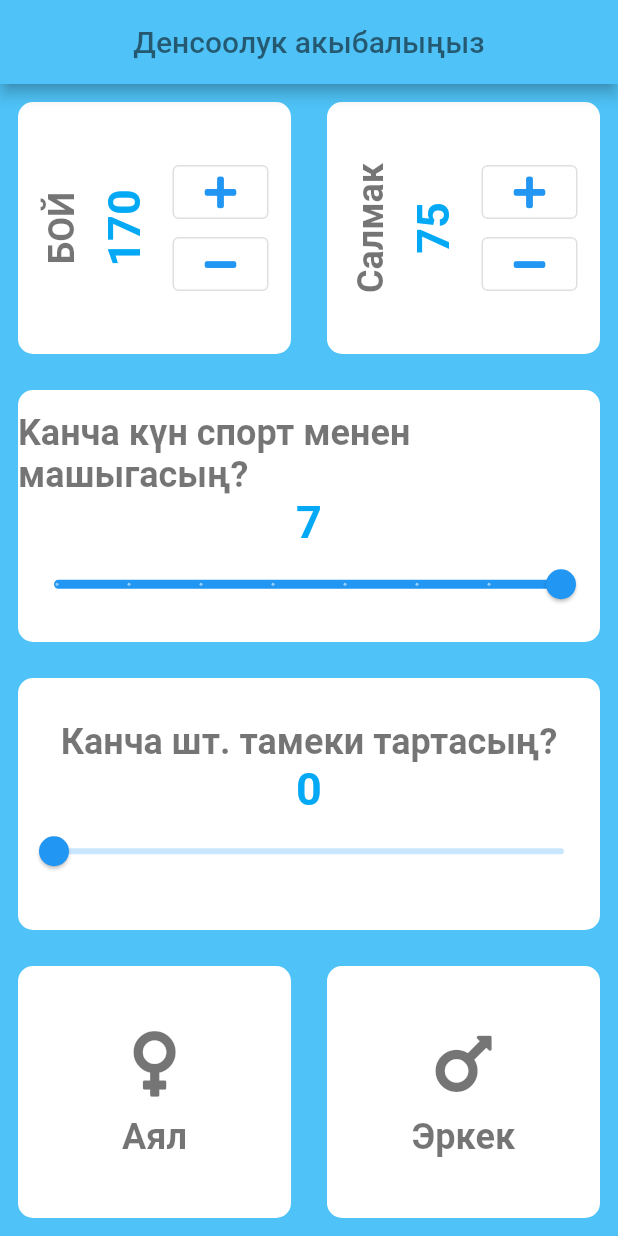
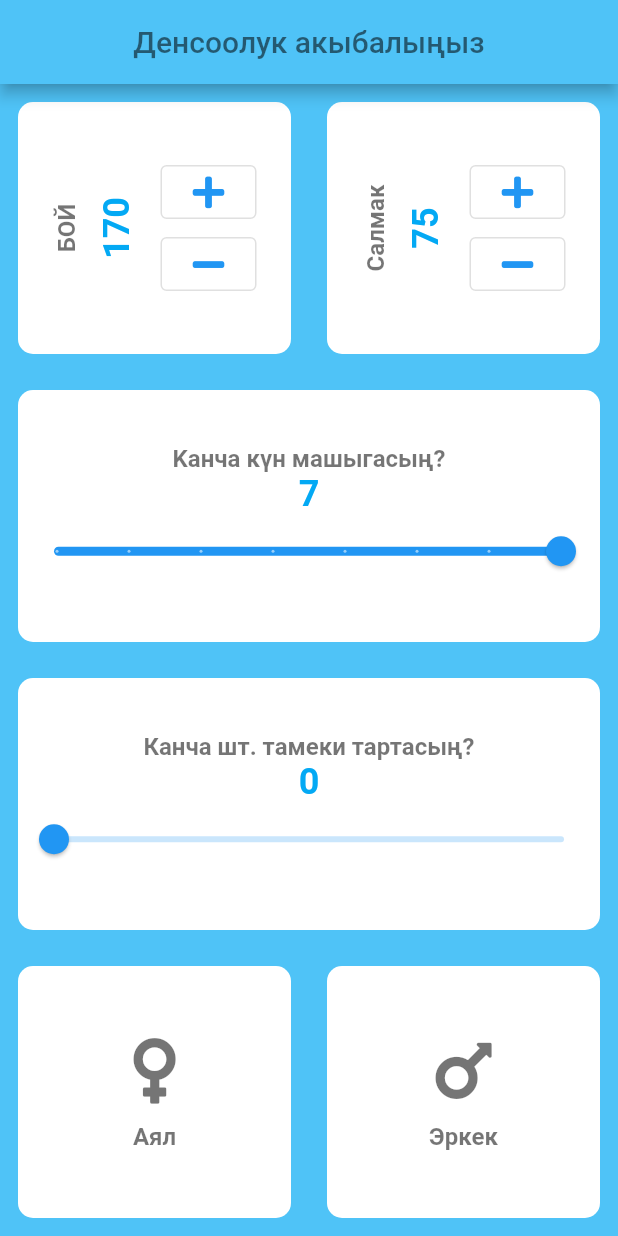
Before and after one commit to Turatkg/inputs, a Flutter app: the screen it shows after launch, on a phone screen of 412 x 824 dp. Run offline on Flutter 3.47's test engine with Material 2 defaults, Android fonts, the phone set to English and light mode, and no system bars; our stand-ins replace font_awesome_flutter.

Commit message:
chane codes input page and canstants page

```diff
--- a/lib/ux/input_page.dart
+++ b/lib/ux/input_page.dart
@@ -51,7 +51,7 @@
                 mainAxisAlignment: MainAxisAlignment.center,
                 children: <Widget>[
                   Text(
-                    'Kанча күн спорт менен машыгасың?',
+                    'Kанча күн машыгасың?',
                     style: bTextStilderi,
                   ),
                   Text(
--- a/lib/widgets/constanst.dart
+++ b/lib/widgets/constanst.dart
@@ -2,12 +2,12 @@
 
 TextStyle bTextStilderi = TextStyle(
   color: Colors.black54,
-  fontSize: 24,
+  fontSize: 16,
   fontWeight: FontWeight.bold,
 );
 
 TextStyle bSandardynStilderi = TextStyle(
   color: Colors.lightBlue[500],
-  fontSize: 30,
+  fontSize: 24,
   fontWeight: FontWeight.bold,
 );
```
